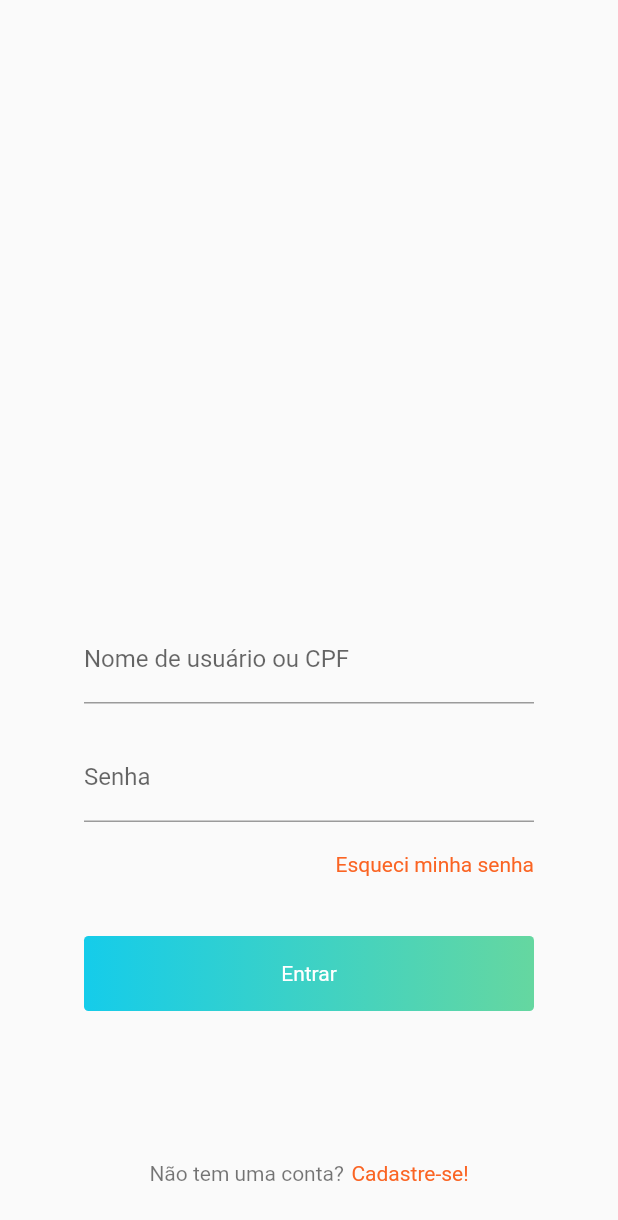
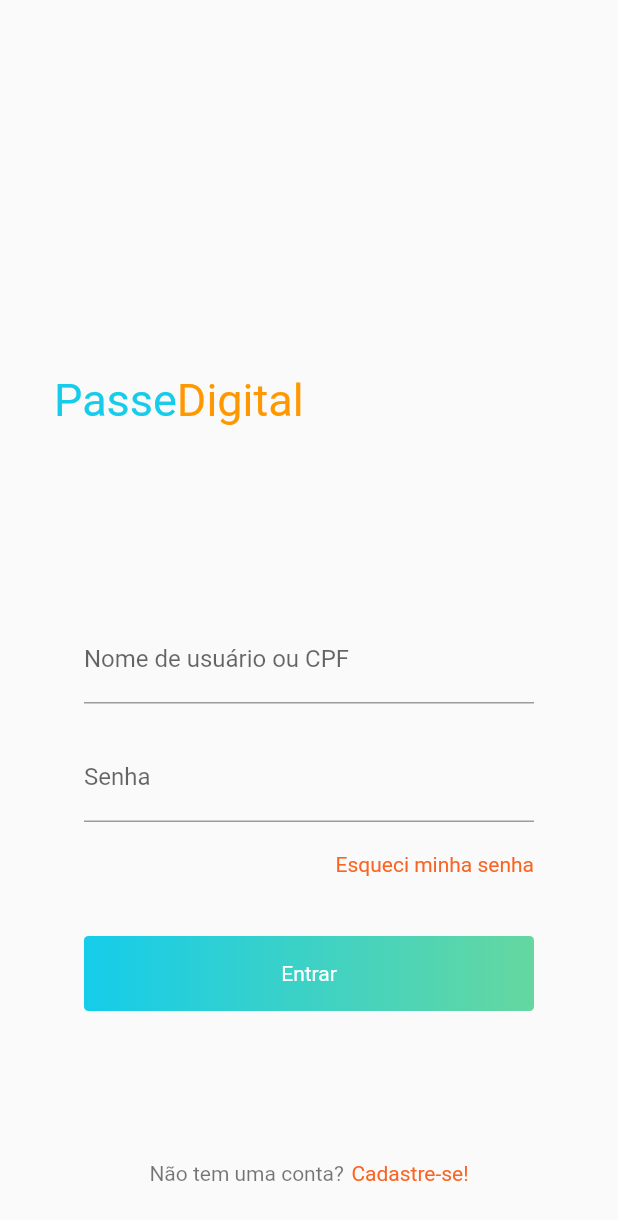
Before and after one commit to BrunoEleodoro/MobChain, a Flutter app: the screen it shows after launch, on a phone screen of 412 x 824 dp. Shown: the top 1220 px of the screen. Run offline on Flutter 3.47's test engine with Material 2 defaults, Android fonts, the phone set to English and light mode, and no system bars; our stand-ins replace flutter_masked_text; missing offline and left inert: flutter_nfc_reader.

Commit message:
updating assets and login

```diff
--- a/lib/pages/login.dart
+++ b/lib/pages/login.dart
@@ -23,6 +23,23 @@ class _LoginPageState extends State<LoginPage> {
                   child: Column(
                     mainAxisAlignment: MainAxisAlignment.end,
                     children: <Widget>[
+                      Padding(
+                        padding: const EdgeInsets.only(left: 20.0),
+                        child: Row(
+                          children: <Widget>[
+                            Text(
+                              'Passe',
+                              style: TextStyle(
+                                  fontSize: 30, color: Color(0XFF15CCEA)),
+                            ),
+                            Text('Digital',
+                                style: TextStyle(
+                                    fontSize: 30,
+                                    color:
+                                        Theme.of(context).colorScheme.primary))
+                          ],
+                        ),
+                      ),
                       Container(
                         margin: EdgeInsets.only(bottom: 40),
                         height: 300,
--- a/pubspec.yaml
+++ b/pubspec.yaml
@@ -49,7 +49,8 @@ flutter:
   # assets:
   #  - images/a_dot_burr.jpeg
   #  - images/a_dot_ham.jpeg
-
+  assets:
+    - assets/
   # An image asset can refer to one or more resolution-specific "variants", see
   # https://flutter.dev/assets-and-images/#resolution-aware.
 
```
Also changed, not shown: assets/credit-card.svg (added), assets/money-transfer.svg (added), assets/plus.svg (added), assets/right-arrow.svg (added).
